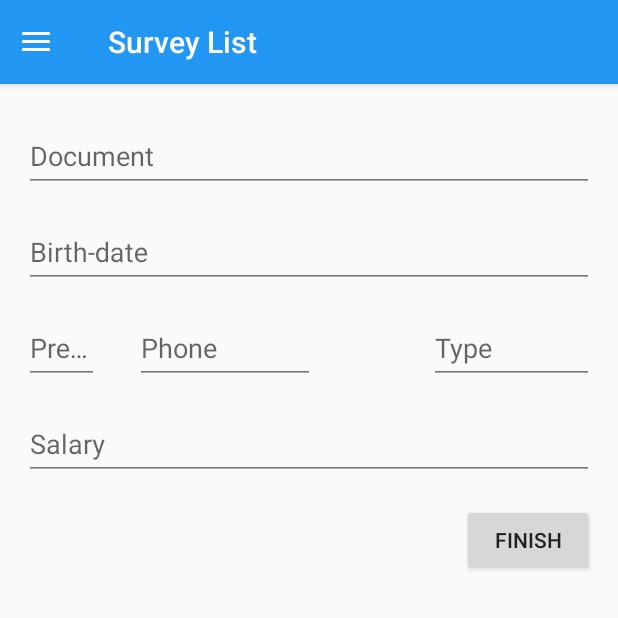
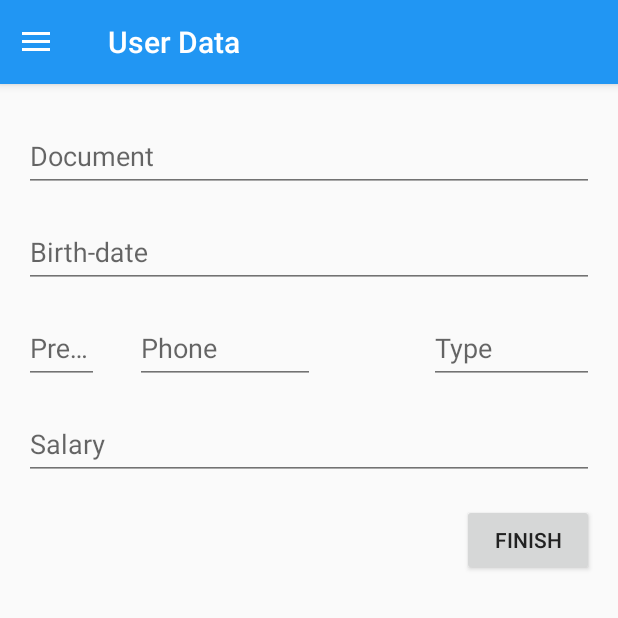
Before and after one commit to d2gomez/survey-android, an Android app: the fragment UserDataFragment placed in its activity, on a phone screen of 412 x 824 dp, the top half of it. Run offline under Robolectric (Android 15) with nearby library versions, the phone set to English and light mode, and no system bars; our stand-ins replace ButterKnife, Picasso; libraries missing offline, so code that uses them is left out: com.firebase.client; pictures from the network do not load; 5 statements that could not run were skipped.

Commit message:
Fix action bar titles

```diff
--- a/app/src/main/java/br/com/futusteps/survey/ui/base/BaseActivity.java
+++ b/app/src/main/java/br/com/futusteps/survey/ui/base/BaseActivity.java
@@ -6,6 +6,7 @@ import android.annotation.TargetApi;
 import android.os.Build;
 import android.support.annotation.IdRes;
 import android.support.annotation.NonNull;
+import android.support.annotation.StringRes;
 import android.support.v4.app.Fragment;
 import android.support.v4.app.FragmentManager;
 import android.support.v4.app.FragmentTransaction;
@@ -74,4 +75,16 @@ public abstract class BaseActivity extends AppCompatActivity{
         }
     }
 
+    public void setActionBarTitle(@StringRes int title){
+        if(getSupportActionBar() != null) {
+            getSupportActionBar().setTitle(title);
+        }
+    }
+
+    public void setActionBarTitle(String title){
+        if(getSupportActionBar() != null) {
+            getSupportActionBar().setTitle(title);
+        }
+    }
+
 }
--- a/app/src/main/java/br/com/futusteps/survey/ui/base/BaseFragment.java
+++ b/app/src/main/java/br/com/futusteps/survey/ui/base/BaseFragment.java
@@ -10,6 +10,7 @@ import android.support.v4.app.Fragment;
 import android.support.v4.app.FragmentTransaction;
 import android.view.View;
 
+import br.com.futusteps.R;
 import butterknife.ButterKnife;
 
 public abstract class BaseFragment extends Fragment {
@@ -62,4 +63,8 @@ public abstract class BaseFragment extends Fragment {
         ButterKnife.unbind(this);
     }
 
+    protected void setActionBarTitle(String title){
+        ((BaseActivity)getActivity()).setActionBarTitle(title);
+    }
+
 }
--- a/app/src/main/java/br/com/futusteps/survey/ui/login/LoginActivity.java
+++ b/app/src/main/java/br/com/futusteps/survey/ui/login/LoginActivity.java
@@ -48,9 +48,7 @@ public class LoginActivity extends BaseActivity implements LoginContract.View {
         super.onCreate(savedInstanceState);
         setContentView(R.layout.activity_login);
         dependencyInjection();
-        if(getSupportActionBar() != null) {
-            getSupportActionBar().setTitle(getString(R.string.title_activity_login));
-        }
+        setActionBarTitle(R.string.title_activity_login);
         prepareView();
     }
 
--- a/app/src/main/java/br/com/futusteps/survey/ui/questions/QuestionFragment.java
+++ b/app/src/main/java/br/com/futusteps/survey/ui/questions/QuestionFragment.java
@@ -61,10 +61,11 @@ public class QuestionFragment extends BaseFragment implements QuestionContract.V
         super.onCreate(savedInstanceState);
         mPosition = getArguments().getInt(PARAM_POSITION);
         mTotal = getArguments().getInt(PARAM_TOTAL);
-
         dependencyInjection();
 
         mQuestion = mRepository.getCurrentSurvey().getQuestions().get(mPosition);
+
+        setActionBarTitle(getString(R.string.title_fragment_question, mQuestion.getOrder()));
     }
 
     private void dependencyInjection() {
--- a/app/src/main/java/br/com/futusteps/survey/ui/userdata/UserDataFragment.java
+++ b/app/src/main/java/br/com/futusteps/survey/ui/userdata/UserDataFragment.java
@@ -81,6 +81,8 @@ public class UserDataFragment extends BaseFragment implements UserDataContract.V
     public void onCreate(@Nullable Bundle savedInstanceState) {
         super.onCreate(savedInstanceState);
         dependencyInjection();
+
+        setActionBarTitle(getString(R.string.title_user_data_question));
     }
 
     @Nullable
```
Also changed, not shown: app/src/main/res/values/strings.xml (+4 -3 lines).
